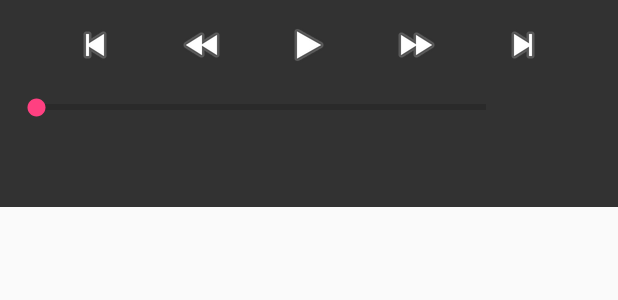
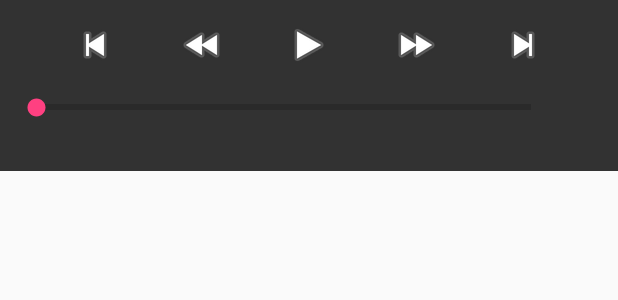
Before and after one commit to KemleyNieva/TagApp, an Android app: the layout media_controller.xml on its own in the app's theme, with its tools: preview values and no code run, on a phone screen of 412 x 824 dp. Shown: the top 300 px of the screen. Run offline under Robolectric (Android 15) with nearby library versions, the phone set to English and light mode, and no system bars.

Commit message:
DottedBar added

```diff
--- a/app/src/main/java/com/codepath/gallerytest/AddingTagsActivity.java
+++ b/app/src/main/java/com/codepath/gallerytest/AddingTagsActivity.java
@@ -92,7 +92,7 @@ public class AddingTagsActivity extends Activity implements SurfaceHolder.Callba
         player.start();
 
         //BE SURE TO CAN THE TIME IF YOU WANT IT TO SHOW THE WHOLE TIME
-        controller.show(100000000);
+        controller.show(getDuration());
     }
     // End MediaPlayer.OnPreparedListener
 // Implement VideoMediaController.MediaPlayerControl
--- /dev/null
+++ b/app/src/main/java/com/codepath/gallerytest/DottedSeekBar.java
@@ -0,0 +1,87 @@
+package com.codepath.gallerytest;
+
+import android.content.Context;
+import android.content.res.TypedArray;
+import android.graphics.Bitmap;
+import android.graphics.BitmapFactory;
+import android.graphics.Canvas;
+import android.util.AttributeSet;
+import android.widget.SeekBar;
+
+/**
+ * Created by kemleynieva on 7/7/16.
+ */
+public class DottedSeekBar extends SeekBar {
+
+    /** Int values which corresponds to dots */
+    private int[] mDotsPositions = null;
+    /** Drawable for dot */
+    private Bitmap mDotBitmap = null;
+
+    public DottedSeekBar(final Context context) {
+        super(context);
+        init(null);
+    }
+
+    public DottedSeekBar(final Context context, final AttributeSet attrs) {
+        super(context, attrs);
+        init(attrs);
+    }
+
+    public DottedSeekBar(final Context context, final AttributeSet attrs, final int defStyle) {
+        super(context, attrs, defStyle);
+        init(attrs);
+    }
+
+    /**
+     * Initializes Seek bar extended attributes from xml
+     *
+     * @param attributeSet {@link AttributeSet}
+     */
+    private void init(final AttributeSet attributeSet) {
+        final TypedArray attrsArray = getContext().obtainStyledAttributes(attributeSet, R.styleable.DottedSeekBar, 0, 0);
+
+        final int dotsArrayResource = attrsArray.getResourceId(R.styleable.DottedSeekBar_dots_positions, 0);
+
+        if (0 != dotsArrayResource) {
+            mDotsPositions = getResources().getIntArray(dotsArrayResource);
+        }
+
+        final int dotDrawableId = attrsArray.getResourceId(R.styleable.DottedSeekBar_dots_drawable, 0);
+
+        if (0 != dotDrawableId) {
+            mDotBitmap = BitmapFactory.decodeResource(getResources(), dotDrawableId);
+        }
+    }
+
+    /**
+     * @param dots to be displayed on this SeekBar
+     */
+    public void setDots(final int[] dots) {
+        mDotsPositions = dots;
+        invalidate();
+    }
+
+    /**
+     * @param dotsResource resource id to be used for dots drawing
+     */
+    public void setDotsDrawable(final int dotsResource) {
+        mDotBitmap = BitmapFactory.decodeResource(getResources(), dotsResource);
+        invalidate();
+    }
+
+    @Override
+    protected synchronized void onDraw(final Canvas canvas) {
+        super.onDraw(canvas);
+
+        final int width = getMeasuredWidth();
+        final int step = width / getMax();
+
+        if (null != mDotsPositions && 0 != mDotsPositions.length && null != mDotBitmap) {
+            // draw dots if we have ones
+            for (int position : mDotsPositions) {
+                canvas.drawBitmap(mDotBitmap, position * step, 0, null);
+            }
+        }
+    }
+}
--- a/app/src/main/java/com/codepath/gallerytest/MainActivity.java
+++ b/app/src/main/java/com/codepath/gallerytest/MainActivity.java
@@ -37,7 +37,6 @@ public class MainActivity extends Activity {
     protected void onCreate(Bundle savedInstanceState) {
         super.onCreate(savedInstanceState);
         setContentView(R.layout.activity_main);
-
     }
 
 
--- a/app/src/main/java/com/codepath/gallerytest/VideoPlayerActivity.java
+++ b/app/src/main/java/com/codepath/gallerytest/VideoPlayerActivity.java
@@ -38,7 +38,6 @@ public class VideoPlayerActivity extends Activity implements SurfaceHolder.Callb
         super.onCreate(savedInstanceState);
         setContentView(R.layout.activity_video_player);
         videoSurface = (SurfaceView) findViewById(R.id.videoSurface);
-
         getVideo();
 
     }
@@ -130,7 +129,7 @@ public void onPrepared(MediaPlayer mp) {
     player.start();
 
     //BE SURE TO CAN THE TIME IF YOU WANT IT TO SHOW THE WHOLE TIME
-    controller.show(100000000);
+    controller.show(getDuration());
 }
 // End MediaPlayer.OnPreparedListener
 // Implement VideoMediaController.MediaPlayerControl
--- a/app/src/main/res/layout/media_controller.xml
+++ b/app/src/main/res/layout/media_controller.xml
@@ -51,7 +51,7 @@
 
     <LinearLayout
         android:layout_width="match_parent"
-        android:layout_height="82dp"
+        android:layout_height="58dp"
         android:orientation="horizontal">
 
         <TextView android:id="@+id/time_current"
@@ -65,13 +65,12 @@
             android:layout_height="wrap_content"
             android:paddingRight="4dip" />
 
-        <SeekBar
+
+        <com.codepath.gallerytest.DottedSeekBar
             android:id="@+id/mediacontroller_progress"
             style="?android:attr/progressBarStyleHorizontal"
-            android:layout_width="0dip"
-            android:layout_height="32dip"
-            android:layout_weight="1" />
-
+            android:layout_width="362dp"
+            android:layout_height="32dip" />
 
         <TextView android:id="@+id/time"
             android:textSize="14sp"
@@ -98,4 +97,5 @@
 
     </LinearLayout>
 
+
 </LinearLayout>
--- /dev/null
+++ b/app/src/main/res/values/attrs.xml
@@ -0,0 +1,6 @@
+<resources>
+    <declare-styleable name="DottedSeekBar">
+        <attr name="dots_positions" format="reference"/>
+        <attr name="dots_drawable" format="reference"/>
+    </declare-styleable>
+</resources>
```
Also changed, not shown: app/src/main/java/com/codepath/gallerytest/VideoControllerView.java (+11 -3 lines), app/src/main/res/drawable-hdpi/ic_dot.png (added), app/src/main/res/drawable-hdpi/ic_media_pause.png, app/src/main/res/drawable-hdpi/ic_media_play.png, app/src/main/res/drawable-mdpi/ic_dot.png (added), app/src/main/res/drawable-mdpi/ic_media_pause.png, app/src/main/res/drawable-mdpi/ic_media_play.png, app/src/main/res/drawable-xhdpi/ic_dot.png (added), app/src/main/res/drawable-xhdpi/ic_media_pause.png, app/src/main/res/drawable-xhdpi/ic_media_play.png, app/src/main/res/drawable-xxhdpi/ic_dot.png (added), app/src/main/res/drawable-xxhdpi/ic_media_pause.png, app/src/main/res/drawable-xxhdpi/ic_media_play.png, app/src/main/res/layout/activity_main.xml (line endings or trailing spaces).
